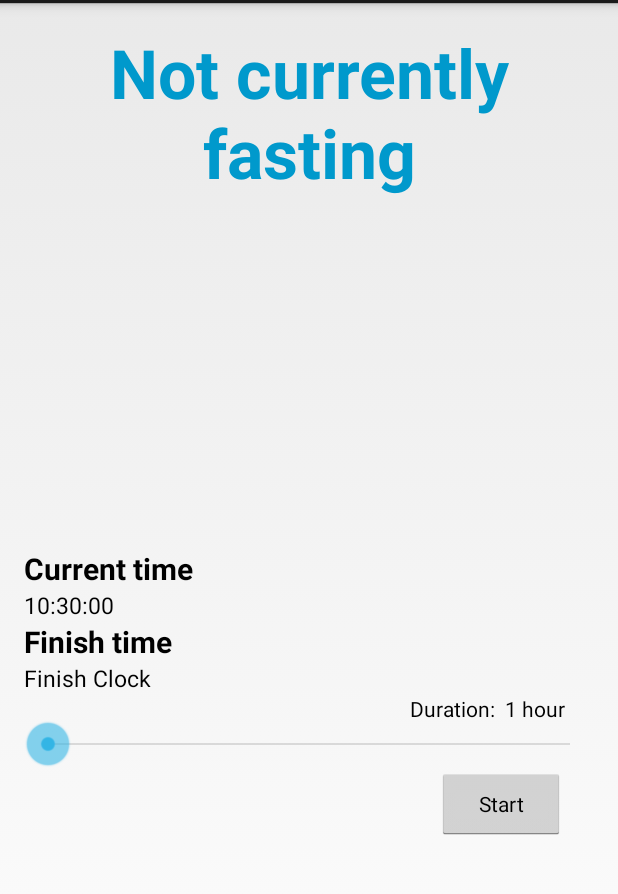
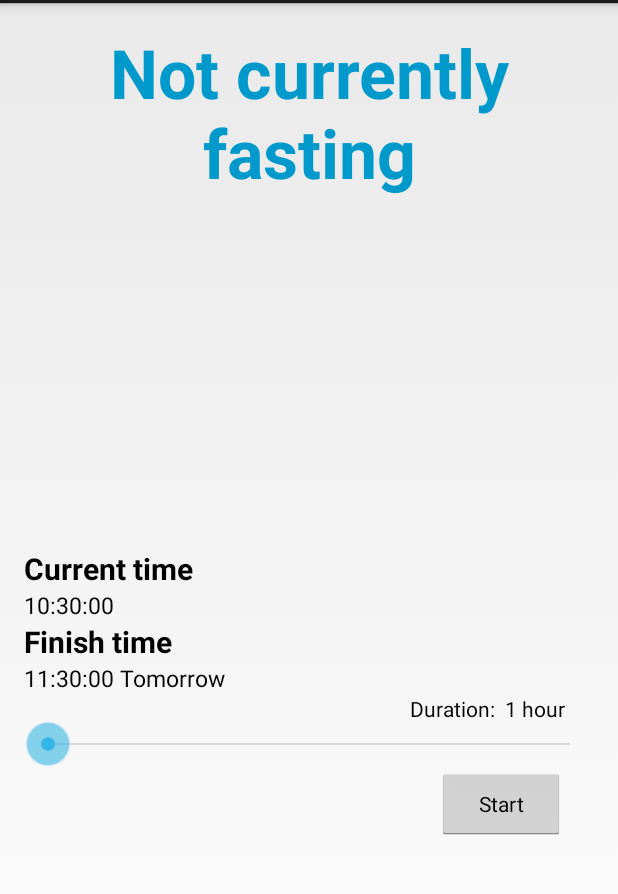
Before and after one commit to ashleymorris2/MyFastingTracker-deprecated-, an Android app: the screen it shows after launch (frontpage), on a phone screen of 412 x 824 dp, the part 69-963 px from its top. Run offline under Robolectric (Android 15) with nearby library versions, the phone set to English and light mode, and no system bars.

Commit message:
The future timer is now working as intended.

```diff
--- a/app/src/main/java/com/avaygo/myfastingtracker/frontpage.java
+++ b/app/src/main/java/com/avaygo/myfastingtracker/frontpage.java
@@ -12,25 +12,32 @@ import android.widget.TextView;
 import java.text.SimpleDateFormat;
 import java.util.Calendar;
 
-
 public class frontpage extends Activity {
 
+    //UI Elements:
     Button BStartToggle;
-    TextView TStatusText, TCurrentTime, TEndTime, TSeekVal, TCurrentClock;
+    TextView TStatusText, TCurrentTime, TEndTime, TSeekVal, TCurrentClock, TEndClock, TEndHour;
+    TextView TDayText;
     SeekBar timeSeek;
 
+    //Threads and Runnables.
     Thread myThread = null;
     Runnable myRunnableThread = new CountDownRunner();
 
+    //Calendars and time formatting.
+    Calendar currentCalendar, futureCalendar;
+    SimpleDateFormat currentTimeFormat = new SimpleDateFormat("HH:mm:ss");//Current time
+    SimpleDateFormat futureHourFormat = new SimpleDateFormat("HH:");//The hour for the future clock.
+    SimpleDateFormat futureMinuteFormat = new SimpleDateFormat("mm:ss");//The minutes for the future clock
 
     @Override
     protected void onCreate(Bundle savedInstanceState)
     {
         super.onCreate(savedInstanceState);
-        setContentView(R.layout.activity_frontpage);
-        //Load the layout
+        setContentView(R.layout.activity_frontpage);//Load the layout
 
-        myThread= new Thread(myRunnableThread);
+
+        myThread= new Thread(myRunnableThread);//New thread to run the timer separately so that the UI doesn't get held up.
         myThread.start();
 
         //Find View Elements
@@ -38,8 +45,11 @@ public class frontpage extends Activity {
         TCurrentTime = (TextView) findViewById(R.id.current_time);
         TCurrentClock = (TextView) findViewById(R.id.clock_text);
 
+        TEndClock = (TextView) findViewById(R.id.endclock_text);
+        TEndHour = (TextView) findViewById(R.id.dynamicHour);
         TEndTime = (TextView) findViewById(R.id.end_time);
         TSeekVal = (TextView) findViewById(R.id.seekVal);
+        TDayText = (TextView) findViewById(R.id.dayText);
 
         timeSeek = (SeekBar) findViewById(R.id.timeSeek);
         timeSeek.setOnSeekBarChangeListener(timeSeek_listener);
@@ -47,14 +57,22 @@ public class frontpage extends Activity {
         BStartToggle = (Button) findViewById(R.id.start_toggle);
         BStartToggle.setOnClickListener(BStartToggle_OnClickListener);
 
+        //Starts the clocks.
+        futureCalendar = Calendar.getInstance();
+        currentCalendar = Calendar.getInstance();
+
+        futureCalendar.add(Calendar.HOUR_OF_DAY, 1); //Sets the future clock to be at least an hour ahead.
+        TEndHour.setText(futureHourFormat.format(futureCalendar.getTime()));
+
     }
 
     //On click listener for BStartToggle
-    final View.OnClickListener BStartToggle_OnClickListener = new View.OnClickListener(){
-        public void onClick(View v) {
+    final View.OnClickListener BStartToggle_OnClickListener = new View.OnClickListener() {
+        public void onClick(View v){
             //place holder
             TStatusText.setText("Started");
             BStartToggle.setText("Breakfast");
+
         }
     };
 
@@ -65,12 +83,23 @@ public class frontpage extends Activity {
 
             int seekValue = progress + 1;
 
+            SimpleDateFormat dayFormat;
+
             if (seekValue == 1) {
                 TSeekVal.setText("Duration: " + seekValue + " hour");
             }
             else{
                 TSeekVal.setText("Duration: " + seekValue + " hours");
             }
+
+            futureCalendar = Calendar.getInstance();
+
+            dayFormat = new SimpleDateFormat(" EE");//For the day of the week.
+
+            futureCalendar.add(Calendar.HOUR_OF_DAY, seekValue);//Adds seekValue to the current hour of the day.
+            TEndHour.setText(futureHourFormat.format(futureCalendar.getTime()));
+            TDayText.setText(dayFormat.format(futureCalendar.getTime()));
+
         }
 
         @Override
@@ -83,15 +112,22 @@ public class frontpage extends Activity {
 
         }
     };
-
     public void upDateTime() {
         runOnUiThread(new Runnable() {
             public void run() {
                 try{
-                    Calendar myCalendar = Calendar.getInstance();
-                    SimpleDateFormat timeFormat;
-                    timeFormat = new SimpleDateFormat("HH:mm:ss");
-                    TCurrentClock.setText(timeFormat.format(myCalendar.getTime()));
+                    int previousHour =  currentCalendar.get(Calendar.HOUR_OF_DAY);
+
+                    currentCalendar = Calendar.getInstance();
+
+                    if (previousHour != currentCalendar.get(Calendar.HOUR_OF_DAY))
+                    {
+                        // This block of code checks if the hour has changed, if it has the futureTime gets incremented by 1.
+                        futureCalendar.add(Calendar.HOUR_OF_DAY, 1);
+                        TEndHour.setText(futureHourFormat.format(futureCalendar.getTime()));
+                    }
+                    TCurrentClock.setText(currentTimeFormat.format(currentCalendar.getTime()));
+                    TEndClock.setText(futureMinuteFormat.format(currentCalendar.getTime()));
                 }
                 catch (Exception e) {
 
@@ -101,10 +137,8 @@ public class frontpage extends Activity {
         });
     }
 
-
     class CountDownRunner implements Runnable{
-        //This thread runs every 1 second in the background which updates the text view in the doWork() method.
-        // @Override
+        //This thread runs every 1 second in the background which updates the text view in the upDateTime() method.
         public void run() {
             while(!Thread.currentThread().isInterrupted()){
                 try {
@@ -113,6 +147,7 @@ public class frontpage extends Activity {
                 } catch (InterruptedException e) {
                     Thread.currentThread().interrupt();
                 }catch(Exception e){
+                    Thread.currentThread().interrupt();
                 }
             }
         }
--- a/app/src/main/res/layout/activity_frontpage.xml
+++ b/app/src/main/res/layout/activity_frontpage.xml
@@ -58,20 +58,20 @@
             android:layout_width="wrap_content"
             android:layout_height="wrap_content"
             android:textAppearance="?android:attr/textAppearanceMedium"
-            android:text="Current Clock"
+            android:text="21:00:22"
             android:id="@+id/clock_text"
             android:textSize="15sp" />
 
     </LinearLayout>
 
     <LinearLayout
-        android:orientation="vertical"
         android:layout_width="wrap_content"
         android:layout_height="wrap_content"
         android:id="@+id/linearLayout2"
         android:layout_gravity="right|left"
         android:layout_below="@+id/linearLayout"
-        android:layout_alignParentLeft="true">
+        android:layout_alignParentLeft="true"
+        android:orientation="vertical">
 
         <TextView
             android:layout_width="wrap_content"
@@ -82,13 +82,40 @@
             android:textStyle="bold"
             android:textSize="20sp" />
 
-        <TextView
+        <LinearLayout
+            android:orientation="horizontal"
             android:layout_width="wrap_content"
-            android:layout_height="wrap_content"
-            android:textAppearance="?android:attr/textAppearanceMedium"
-            android:text="Finish Clock"
-            android:id="@+id/endclock_text"
-            android:textSize="15sp" />
+            android:layout_height="fill_parent">
+
+            <TextView
+                android:layout_width="wrap_content"
+                android:layout_height="wrap_content"
+                android:textAppearance="?android:attr/textAppearanceMedium"
+                android:text="22:"
+                android:id="@+id/dynamicHour"
+                android:textSize="15sp"
+                android:layout_above="@+id/seekVal"
+                android:layout_toRightOf="@+id/linearLayout2" />
+
+            <TextView
+                android:layout_width="wrap_content"
+                android:layout_height="wrap_content"
+                android:textAppearance="?android:attr/textAppearanceMedium"
+                android:text="00:22"
+                android:id="@+id/endclock_text"
+                android:textSize="15sp"
+                android:layout_gravity="center_horizontal" />
+
+            <TextView
+                android:layout_width="78dp"
+                android:layout_height="wrap_content"
+                android:textAppearance="?android:attr/textAppearanceMedium"
+                android:text=" Tomorrow"
+                android:id="@+id/dayText"
+                android:textSize="15sp" />
+        </LinearLayout>
+
+
     </LinearLayout>
 
     <SeekBar
```
